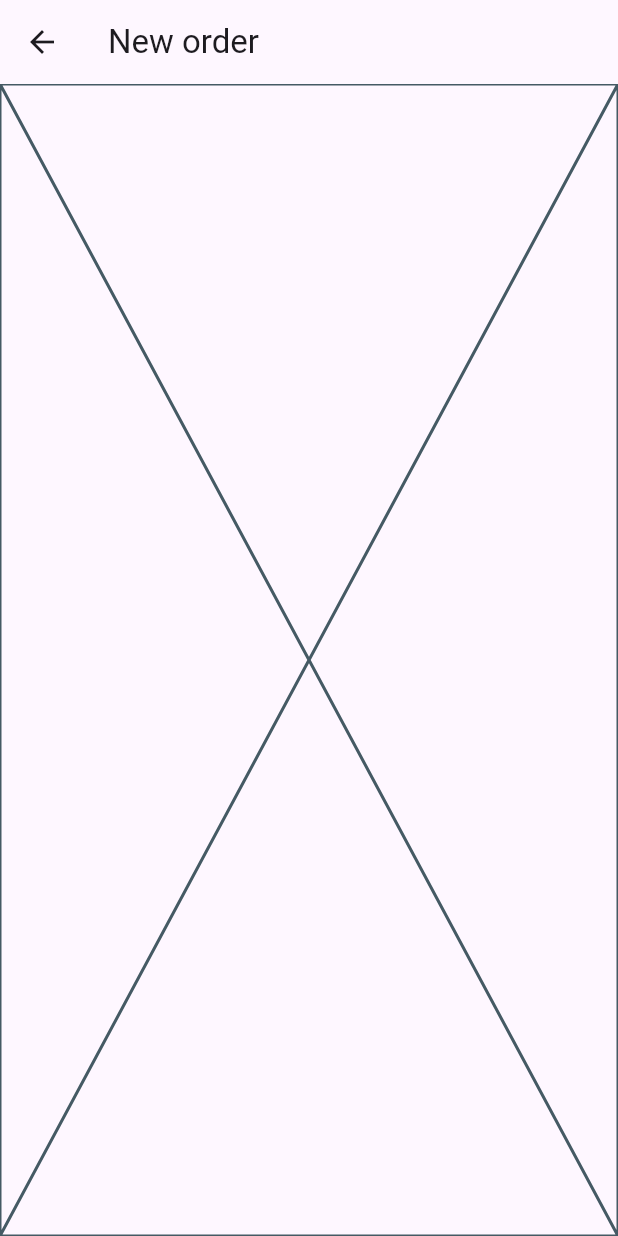
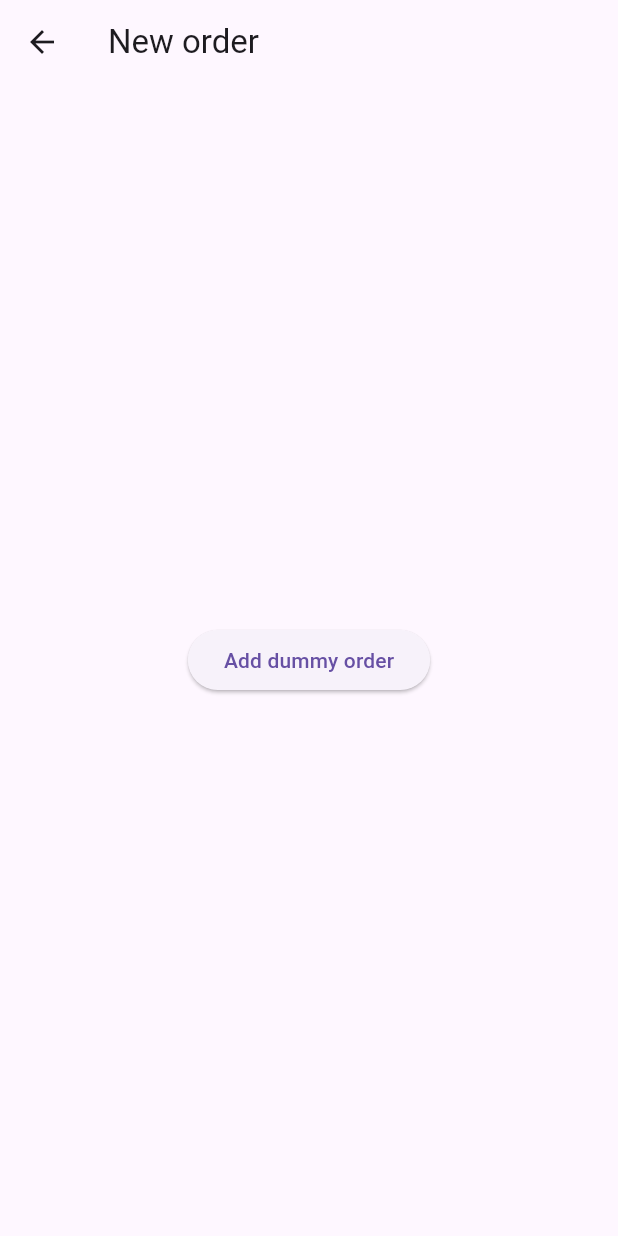
Before and after one commit to arslanch576/order_tracker, a Flutter app: the screen it shows after launch, after a tap on "New Order", on a phone screen of 412 x 824 dp. Run offline on Flutter 3.47's test engine with Material 3 defaults, Android fonts, the phone set to English and light mode, and no system bars; our stand-ins replace objectbox; generated files the repository leaves out were written again.

Commit message:
25th order with relations + edit

```diff
--- a/lib/database/objectbox_database.dart
+++ b/lib/database/objectbox_database.dart
@@ -1,4 +1,6 @@
+import 'package:order_tracker/models/order_item.dart';
 import 'package:order_tracker/models/product.dart';
+import 'package:order_tracker/models/product_order.dart';
 import 'package:path_provider/path_provider.dart';
 import 'package:path/path.dart' as p;
 
@@ -7,16 +9,20 @@ import '../objectbox.g.dart';
 class ObjectBoxDatabase{
   Store store;
   late Box<Product> productBox;
+  late Box<ProductOrder> productOrderBox;
+  late Box<OrderItem> orderItemBox;
   static ObjectBoxDatabase? objectBoxDatabase;
 
   ObjectBoxDatabase(this.store){
     productBox=store.box<Product>();
+    productOrderBox=store.box<ProductOrder>();
+    orderItemBox=store.box<OrderItem>();
   }
 
   static Future<ObjectBoxDatabase> create() async {
     if(objectBoxDatabase!=null) return objectBoxDatabase!;
     final docsDir = await getApplicationDocumentsDirectory();
-    Store store=await openStore(directory: p.join(docsDir.path,"order_db_v3"));
+    Store store=await openStore(directory: p.join(docsDir.path,"order_db_v4"));
     objectBoxDatabase= ObjectBoxDatabase(store);
     return objectBoxDatabase!;
   }
--- a/lib/models/order_item.dart
+++ b/lib/models/order_item.dart
@@ -1,12 +1,13 @@
 
 import 'package:objectbox/objectbox.dart';
+import 'package:order_tracker/models/product_order.dart';
 
 @Entity()
 class OrderItem{
   @Id()
   int id=0;
 
-  ToOne<Order> order=ToOne<Order>();
+  ToOne<ProductOrder> order=ToOne<ProductOrder>();
   int productId;
   int qty;
   int price;
--- a/lib/models/order.dart
+++ b/lib/models/product_order.dart
@@ -3,17 +3,17 @@ import 'package:order_tracker/models/order_item.dart';
 import 'package:order_tracker/models/product.dart';
 
 @Entity()
-class Order {
+class ProductOrder {
   @Id()
-  int id;
-  String status;
+  int id=0;
+  String status="Pending";
   String customerName;
   String customerContact;
 
   @Backlink('order')
   ToMany<OrderItem> orderItems=ToMany<OrderItem>();
 
-  Order(this.id, this.status, this.customerName, this.customerContact);
+  ProductOrder( this.customerName, this.customerContact);
 
   int getTotal(){
     return orderItems.fold<int>(0, (previousValue, element) => previousValue+element.price);
--- a/lib/pages/add_order.dart
+++ b/lib/pages/add_order.dart
@@ -1,14 +1,29 @@
 import 'package:flutter/material.dart';
+import 'package:objectbox/objectbox.dart';
+import 'package:order_tracker/main.dart';
+import 'package:order_tracker/models/order_item.dart';
+import 'package:order_tracker/models/product_order.dart';
 
 class AddOrder extends StatelessWidget {
   const AddOrder({super.key});
 
   @override
   Widget build(BuildContext context) {
+
+    void addDummyOrder(){
+      ProductOrder order=ProductOrder("Danish", "03001234567");
+      order.orderItems.add(OrderItem(1, 3, 200, "Loaded Fries"));
+      order.orderItems.add(OrderItem(2, 2, 1200, "Small Pizza"));
+      objectBoxDatabase.productOrderBox.put(order);
+      Navigator.of(context).pop();
+    }
+
     return Scaffold(
         appBar: AppBar(
           title: Text("New order"),
         ),
-        body: Placeholder());
+        body: Center(
+          child: ElevatedButton(onPressed: addDummyOrder, child: Text("Add dummy order")),
+        ));
   }
 }
--- a/lib/pages/home.dart
+++ b/lib/pages/home.dart
@@ -1,12 +1,19 @@
 import 'package:flutter/material.dart';
-import 'package:order_tracker/models/order.dart';
+import 'package:order_tracker/main.dart';
+import 'package:order_tracker/models/product_order.dart';
 import 'package:order_tracker/pages/add_order.dart';
 import 'package:order_tracker/pages/products.dart';
 import 'package:order_tracker/widgets/order_widget.dart';
 
-class HomePage extends StatelessWidget {
+class HomePage extends StatefulWidget {
   const HomePage({super.key});
 
+  @override
+  State<HomePage> createState() => _HomePageState();
+}
+
+class _HomePageState extends State<HomePage> {
+  var stream=objectBoxDatabase.productOrderBox.query().watch(triggerImmediately: true);
   @override
   Widget build(BuildContext context) {
     return Scaffold(
@@ -27,13 +34,17 @@ class HomePage extends StatelessWidget {
         label: Text("New Order"),
         icon: Icon(Icons.add),
       ),
-      body: ListView.builder(
-        itemCount: 10,
-        itemBuilder: (context, index) {
-          return OrderWidget(
-              Order(0, "Completed", "Arslan", "030012345678"));
-        },
-      ),
+      body: StreamBuilder(stream: stream, builder: (context, snapshot) {
+        if(!snapshot.hasData) return Center(child: CircularProgressIndicator(),);
+        var items=snapshot.data!.find();
+        return ListView.builder(
+          itemCount: items.length,
+          itemBuilder: (context, index) {
+            return OrderWidget(
+                items[index]);
+          },
+        );
+      },)
     );
   }
 }
--- a/lib/widgets/order_widget.dart
+++ b/lib/widgets/order_widget.dart
@@ -1,8 +1,8 @@
 import 'package:flutter/material.dart';
-import 'package:order_tracker/models/order.dart';
+import 'package:order_tracker/models/product_order.dart';
 
 class OrderWidget extends StatelessWidget {
-  Order order;
+  ProductOrder order;
 
   OrderWidget(this.order);
 
```
Also changed, not shown: lib/objectbox-model.json (+73 -2 lines), lib/pages/add_product.dart (+24 -9 lines), lib/objectbox.g.dart.
